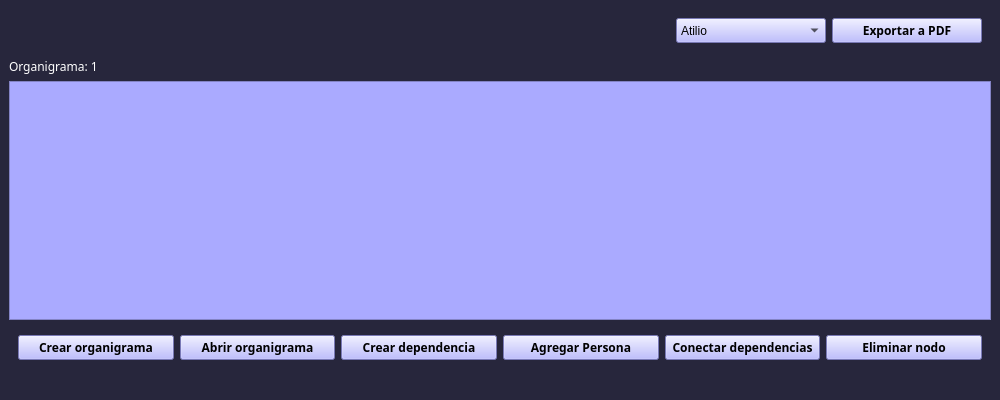
This is Prueba tp/main_window_1.ui in stel0/TP-PYTHON as Qt 5 draws it before an edit. The edited form follows.
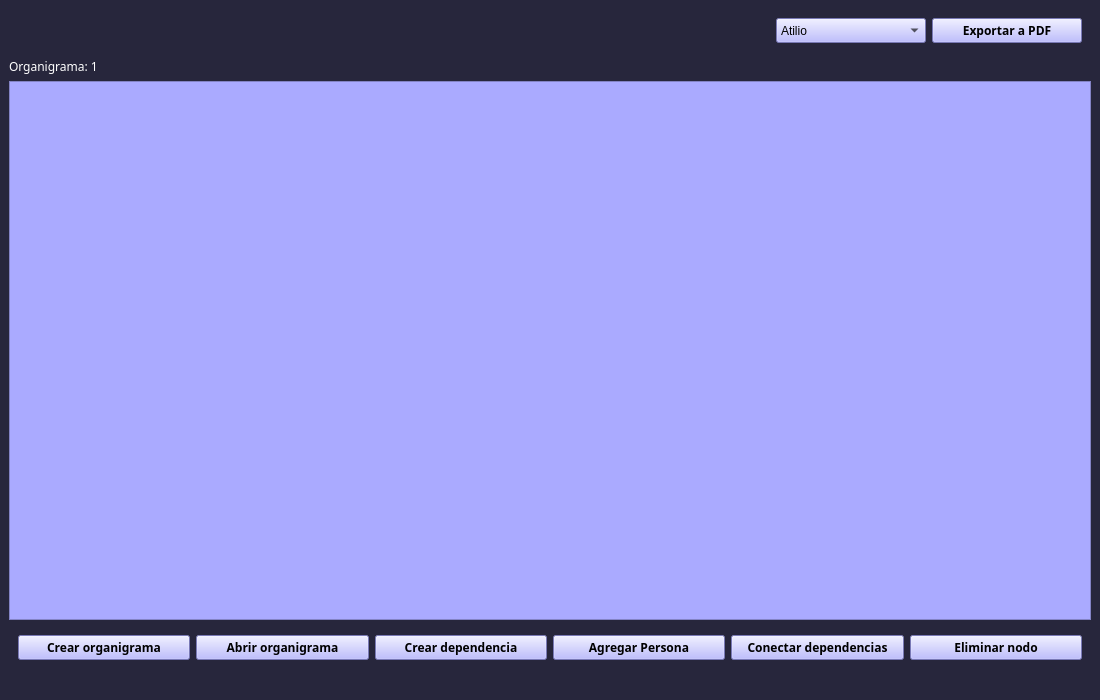
This is the edited form. Icons and pictures are not drawn.

```diff
--- a/Prueba tp/main_window_1.ui
+++ b/Prueba tp/main_window_1.ui
@@ -12,8 +12,8 @@
   </property>
   <property name="minimumSize">
    <size>
-    <width>1000</width>
-    <height>400</height>
+    <width>1100</width>
+    <height>700</height>
    </size>
   </property>
   <property name="windowTitle">
@@ -336,7 +336,7 @@
         <widget class="QPushButton" name="eliminar_nodo">
          <property name="minimumSize">
           <size>
-           <width>100</width>
+           <width>110</width>
            <height>0</height>
           </size>
          </property>
```
